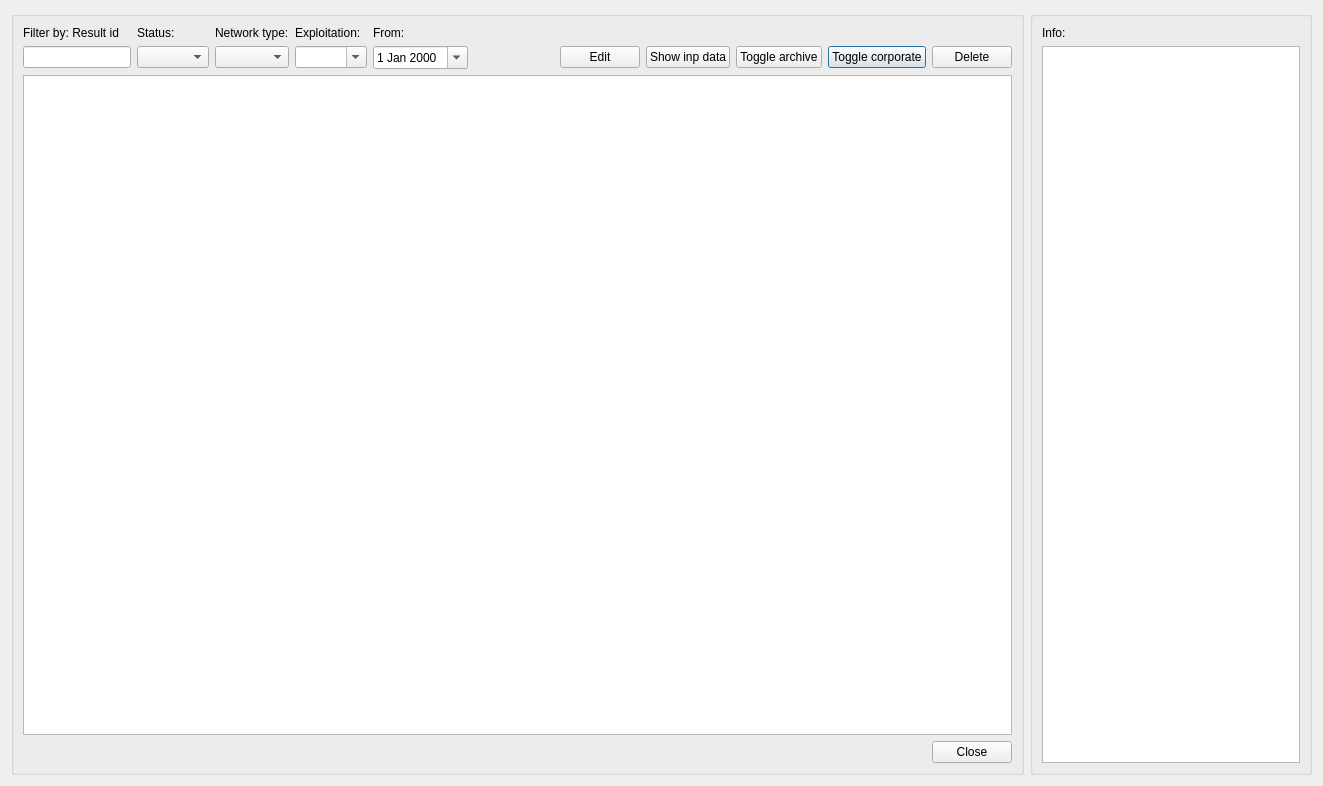
Qt form core/ui/toolbars/epa/go2epa_manager.ui (giswater/plugin) before a commit.
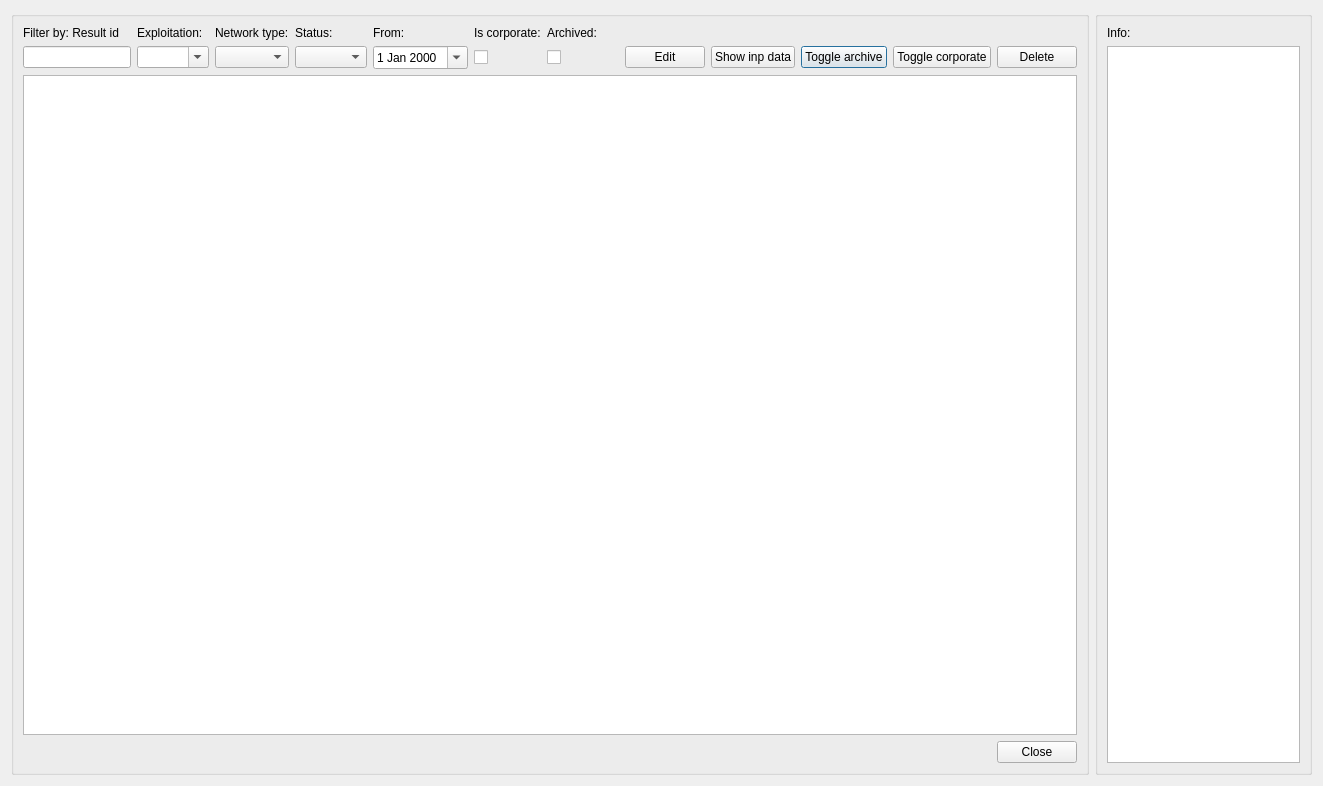
The same form after that commit.

Commit message: feat(go2epa_manager): reorder widgets and add filters for iscorporate and archived

```diff
--- a/core/ui/toolbars/epa/go2epa_manager.ui
+++ b/core/ui/toolbars/epa/go2epa_manager.ui
@@ -59,33 +59,17 @@
      <layout class="QGridLayout" name="gridLayout">
       <item row="0" column="0">
        <layout class="QGridLayout" name="gridLayout_2">
-        <item row="2" column="2">
-         <widget class="QComboBox" name="cmb_network_type">
-          <property name="sizePolicy">
-           <sizepolicy hsizetype="Preferred" vsizetype="Fixed">
-            <horstretch>0</horstretch>
-            <verstretch>0</verstretch>
-           </sizepolicy>
-          </property>
-         </widget>
-        </item>
-        <item row="2" column="4">
-         <widget class="QDateEdit" name="date_exec_from">
-          <property name="sizePolicy">
-           <sizepolicy hsizetype="Preferred" vsizetype="Fixed">
-            <horstretch>0</horstretch>
-            <verstretch>0</verstretch>
-           </sizepolicy>
-          </property>
-          <property name="calendarPopup">
-           <bool>true</bool>
+        <item row="2" column="10">
+         <widget class="QPushButton" name="btn_archive">
+          <property name="text">
+           <string>Toggle archive</string>
           </property>
          </widget>
         </item>
         <item row="1" column="3">
-         <widget class="QLabel" name="lbl_expl">
+         <widget class="QLabel" name="lbl_status">
           <property name="text">
-           <string>Exploitation:</string>
+           <string>Status:</string>
           </property>
          </widget>
         </item>
@@ -99,40 +83,34 @@
           </property>
          </widget>
         </item>
-        <item row="2" column="1">
-         <widget class="QComboBox" name="cmb_status">
-          <property name="sizePolicy">
-           <sizepolicy hsizetype="Preferred" vsizetype="Fixed">
-            <horstretch>0</horstretch>
-            <verstretch>0</verstretch>
-           </sizepolicy>
-          </property>
-         </widget>
-        </item>
-        <item row="2" column="3">
-         <widget class="QComboBox" name="cmb_expl">
-          <property name="sizePolicy">
-           <sizepolicy hsizetype="Preferred" vsizetype="Fixed">
-            <horstretch>0</horstretch>
-            <verstretch>0</verstretch>
-           </sizepolicy>
-          </property>
-          <property name="editable">
-           <bool>true</bool>
-          </property>
-         </widget>
-        </item>
-        <item row="2" column="9">
+        <item row="2" column="11">
          <widget class="QPushButton" name="btn_toggle_corporate">
           <property name="text">
            <string>Toggle corporate</string>
           </property>
          </widget>
         </item>
-        <item row="2" column="6">
-         <widget class="QPushButton" name="btn_edit">
+        <item row="4" column="0" colspan="13">
+         <widget class="QTableView" name="tbl_rpt_cat_result">
+          <property name="sortingEnabled">
+           <bool>true</bool>
+          </property>
+         </widget>
+        </item>
+        <item row="2" column="3">
+         <widget class="QComboBox" name="cmb_status">
+          <property name="sizePolicy">
+           <sizepolicy hsizetype="Preferred" vsizetype="Fixed">
+            <horstretch>0</horstretch>
+            <verstretch>0</verstretch>
+           </sizepolicy>
+          </property>
+         </widget>
+        </item>
+        <item row="2" column="9">
+         <widget class="QPushButton" name="btn_show_inp_data">
           <property name="text">
-           <string>Edit</string>
+           <string>Show inp data</string>
           </property>
          </widget>
         </item>
@@ -143,21 +121,7 @@
           </property>
          </widget>
         </item>
-        <item row="1" column="2">
-         <widget class="QLabel" name="lbl_network_type">
-          <property name="text">
-           <string>Network type:</string>
-          </property>
-         </widget>
-        </item>
-        <item row="2" column="7">
-         <widget class="QPushButton" name="btn_show_inp_data">
-          <property name="text">
-           <string>Show inp data</string>
-          </property>
-         </widget>
-        </item>
-        <item row="2" column="10">
+        <item row="2" column="12">
          <widget class="QPushButton" name="btn_delete">
           <property name="sizePolicy">
            <sizepolicy hsizetype="Fixed" vsizetype="Fixed">
@@ -170,10 +134,60 @@
           </property>
          </widget>
         </item>
+        <item row="1" column="7" rowspan="2">
+         <spacer name="horizontalSpacer_2">
+          <property name="orientation">
+           <enum>Qt::Horizontal</enum>
+          </property>
+          <property name="sizeHint" stdset="0">
+           <size>
+            <width>80</width>
+            <height>20</height>
+           </size>
+          </property>
+         </spacer>
+        </item>
+        <item row="2" column="8">
+         <widget class="QPushButton" name="btn_edit">
+          <property name="text">
+           <string>Edit</string>
+          </property>
+         </widget>
+        </item>
         <item row="1" column="1">
-         <widget class="QLabel" name="lbl_status">
+         <widget class="QLabel" name="lbl_expl">
           <property name="text">
-           <string>Status:</string>
+           <string>Exploitation:</string>
+          </property>
+         </widget>
+        </item>
+        <item row="2" column="1">
+         <widget class="QComboBox" name="cmb_expl">
+          <property name="sizePolicy">
+           <sizepolicy hsizetype="Preferred" vsizetype="Fixed">
+            <horstretch>0</horstretch>
+            <verstretch>0</verstretch>
+           </sizepolicy>
+          </property>
+          <property name="editable">
+           <bool>true</bool>
+          </property>
+         </widget>
+        </item>
+        <item row="1" column="2">
+         <widget class="QLabel" name="lbl_network_type">
+          <property name="text">
+           <string>Network type:</string>
+          </property>
+         </widget>
+        </item>
+        <item row="2" column="2">
+         <widget class="QComboBox" name="cmb_network_type">
+          <property name="sizePolicy">
+           <sizepolicy hsizetype="Preferred" vsizetype="Fixed">
+            <horstretch>0</horstretch>
+            <verstretch>0</verstretch>
+           </sizepolicy>
           </property>
          </widget>
         </item>
@@ -184,32 +198,46 @@
           </property>
          </widget>
         </item>
-        <item row="2" column="8">
-         <widget class="QPushButton" name="btn_archive">
-          <property name="text">
-           <string>Toggle archive</string>
+        <item row="2" column="4">
+         <widget class="QDateEdit" name="date_exec_from">
+          <property name="sizePolicy">
+           <sizepolicy hsizetype="Preferred" vsizetype="Fixed">
+            <horstretch>0</horstretch>
+            <verstretch>0</verstretch>
+           </sizepolicy>
           </property>
-         </widget>
-        </item>
-        <item row="4" column="0" colspan="11">
-         <widget class="QTableView" name="tbl_rpt_cat_result">
-          <property name="sortingEnabled">
+          <property name="calendarPopup">
            <bool>true</bool>
           </property>
          </widget>
         </item>
-        <item row="1" column="5" rowspan="2">
-         <spacer name="horizontalSpacer_2">
-          <property name="orientation">
-           <enum>Qt::Horizontal</enum>
+        <item row="2" column="5">
+         <widget class="QCheckBox" name="chk_corporate">
+          <property name="text">
+           <string/>
           </property>
-          <property name="sizeHint" stdset="0">
-           <size>
-            <width>80</width>
-            <height>20</height>
-           </size>
+         </widget>
+        </item>
+        <item row="2" column="6">
+         <widget class="QCheckBox" name="chk_archived">
+          <property name="text">
+           <string/>
           </property>
-         </spacer>
+         </widget>
+        </item>
+        <item row="1" column="5">
+         <widget class="QLabel" name="lbl_corporate">
+          <property name="text">
+           <string>Is corporate:</string>
+          </property>
+         </widget>
+        </item>
+        <item row="1" column="6">
+         <widget class="QLabel" name="lbl_archived">
+          <property name="text">
+           <string>Archived:</string>
+          </property>
+         </widget>
         </item>
        </layout>
       </item>
```
Left out of the diff: 3 changed lines with no effect on the pictures. The commit also changes 1 other file.
